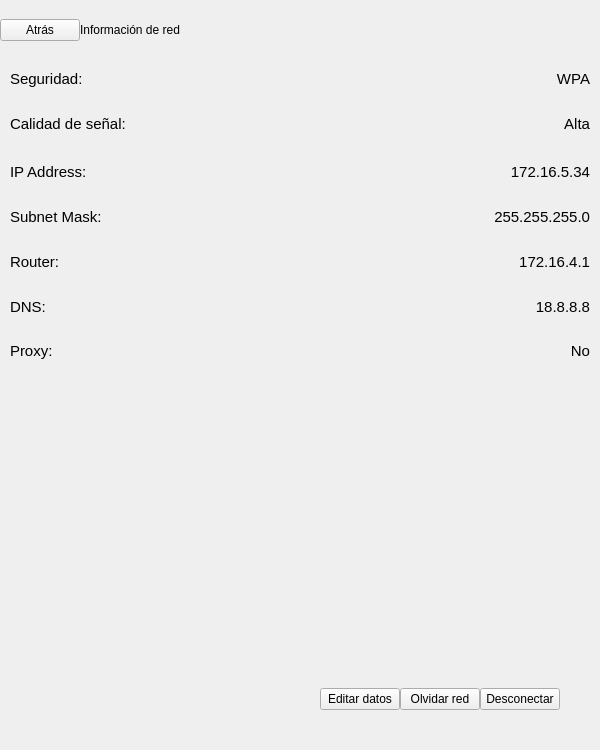
First picture: the form in bqSetting/ui/SettingsNetworkWifiInfo.ui, repository bq/cervantes, before the edit.
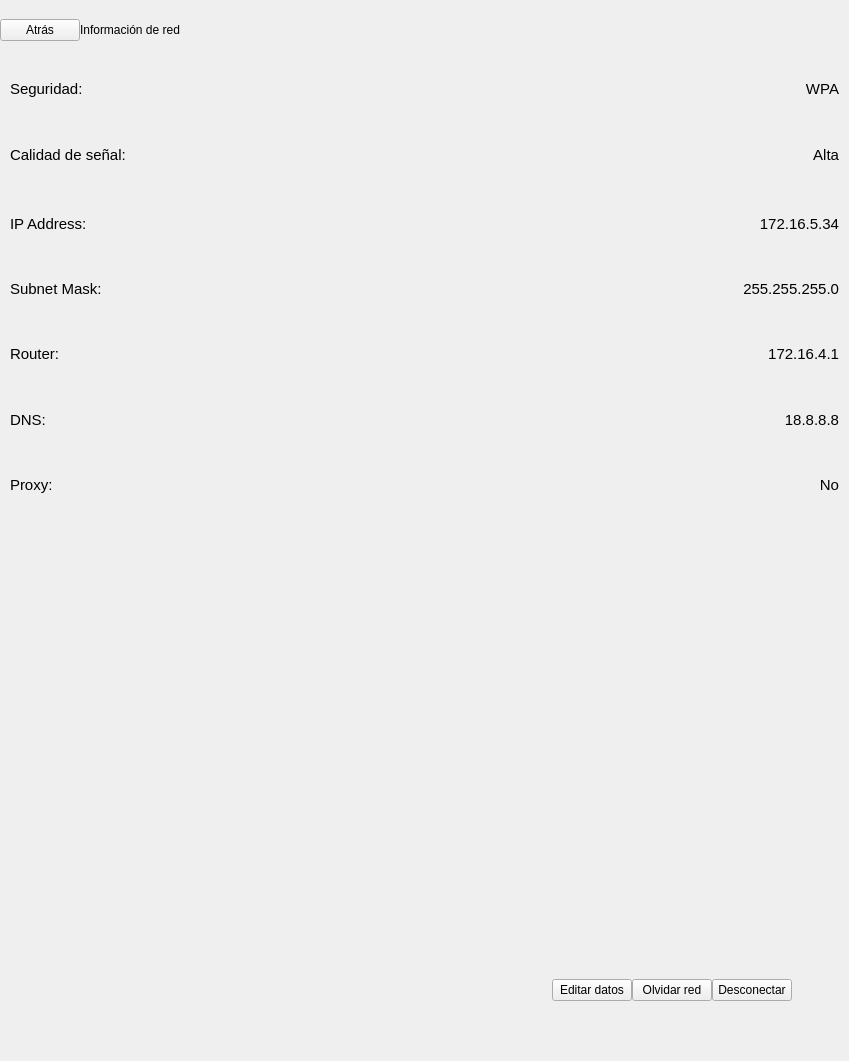
Second picture: the form after the edit. Custom widgets are drawn as their Qt base class.

```diff
--- a/bqSetting/ui/SettingsNetworkWifiInfo.ui
+++ b/bqSetting/ui/SettingsNetworkWifiInfo.ui
@@ -6,8 +6,8 @@
    <rect>
     <x>0</x>
     <y>0</y>
-    <width>600</width>
-    <height>750</height>
+    <width>849</width>
+    <height>1061</height>
    </rect>
   </property>
   <property name="sizePolicy">
@@ -18,14 +18,14 @@
   </property>
   <property name="minimumSize">
    <size>
-    <width>600</width>
-    <height>750</height>
+    <width>0</width>
+    <height>0</height>
    </size>
   </property>
   <property name="maximumSize">
    <size>
-    <width>600</width>
-    <height>750</height>
+    <width>849</width>
+    <height>1061</height>
    </size>
   </property>
   <property name="windowTitle">
@@ -51,8 +51,8 @@
      </property>
      <property name="maximumSize">
       <size>
-       <width>600</width>
-       <height>60</height>
+       <width>849</width>
+       <height>85</height>
       </size>
      </property>
      <layout class="QHBoxLayout" name="horizontalLayout_8">
@@ -98,8 +98,8 @@
         </property>
         <property name="sizeHint" stdset="0">
          <size>
-          <width>40</width>
-          <height>20</height>
+          <width>57</width>
+          <height>28</height>
          </size>
         </property>
        </spacer>
@@ -188,8 +188,8 @@
            </property>
            <property name="sizeHint" stdset="0">
             <size>
-             <width>40</width>
-             <height>20</height>
+             <width>57</width>
+             <height>28</height>
             </size>
            </property>
           </spacer>
@@ -269,8 +269,8 @@
            </property>
            <property name="sizeHint" stdset="0">
             <size>
-             <width>40</width>
-             <height>20</height>
+             <width>57</width>
+             <height>28</height>
             </size>
            </property>
           </spacer>
@@ -353,8 +353,8 @@
            </property>
            <property name="sizeHint" stdset="0">
             <size>
-             <width>40</width>
-             <height>20</height>
+             <width>57</width>
+             <height>28</height>
             </size>
            </property>
           </spacer>
@@ -434,8 +434,8 @@
            </property>
            <property name="sizeHint" stdset="0">
             <size>
-             <width>40</width>
-             <height>20</height>
+             <width>57</width>
+             <height>28</height>
             </size>
            </property>
           </spacer>
@@ -515,8 +515,8 @@
            </property>
            <property name="sizeHint" stdset="0">
             <size>
-             <width>40</width>
-             <height>20</height>
+             <width>57</width>
+             <height>28</height>
             </size>
            </property>
           </spacer>
@@ -596,8 +596,8 @@
            </property>
            <property name="sizeHint" stdset="0">
             <size>
-             <width>40</width>
-             <height>20</height>
+             <width>57</width>
+             <height>28</height>
             </size>
            </property>
           </spacer>
@@ -683,8 +683,8 @@
            </property>
            <property name="sizeHint" stdset="0">
             <size>
-             <width>40</width>
-             <height>20</height>
+             <width>57</width>
+             <height>28</height>
             </size>
            </property>
           </spacer>
@@ -721,8 +721,8 @@
      </property>
      <property name="sizeHint" stdset="0">
       <size>
-       <width>20</width>
-       <height>40</height>
+       <width>28</width>
+       <height>57</height>
       </size>
      </property>
     </spacer>
@@ -742,8 +742,8 @@
        </property>
        <property name="sizeHint" stdset="0">
         <size>
-         <width>40</width>
-         <height>20</height>
+         <width>57</width>
+         <height>28</height>
         </size>
        </property>
       </spacer>
@@ -779,8 +779,8 @@
        </property>
        <property name="sizeHint" stdset="0">
         <size>
-         <width>40</width>
-         <height>20</height>
+         <width>57</width>
+         <height>28</height>
         </size>
        </property>
       </spacer>
@@ -797,8 +797,8 @@
      </property>
      <property name="sizeHint" stdset="0">
       <size>
-       <width>20</width>
-       <height>40</height>
+       <width>28</width>
+       <height>57</height>
       </size>
      </property>
     </spacer>
```
Left out of the diff: 18 changed lines with no effect on the pictures.
